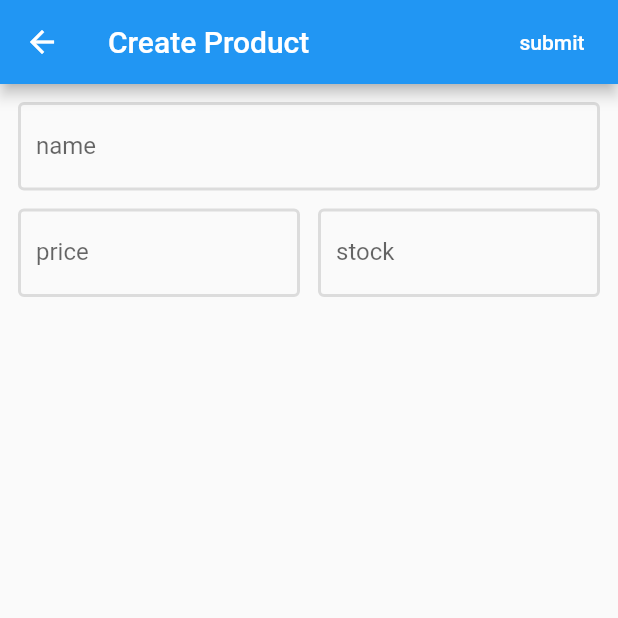
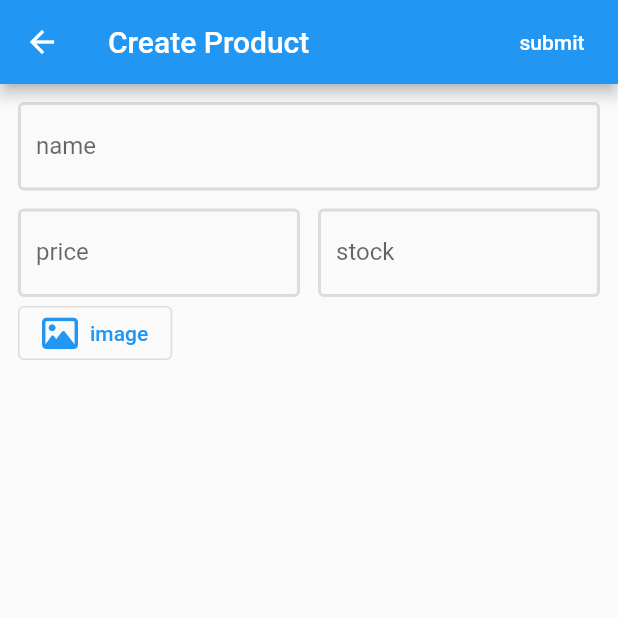
Before and after one commit to AUNG533/My_Stock, a Flutter app: the ManagementPage screen opened by its route, on a phone screen of 412 x 824 dp, the top half of it. Run offline on Flutter 3.47's test engine with Material 2 defaults, Android fonts, the phone set to English and light mode, and no system bars; our stand-ins replace another_flushbar, badges, dio, font_awesome_flutter, shared_preferences; accounts and stored records are empty.

Commit message:
Preview Image

```diff
--- a/lib/src/pages/manament/management_page.dart
+++ b/lib/src/pages/manament/management_page.dart
@@ -2,6 +2,7 @@
 // ignore_for_file: prefer_const_constructors
 import 'package:flutter/material.dart';
 import 'package:mystock/src/models/product.dart';
+import 'package:mystock/src/pages/manament/widgets/product_image.dart';
 
 class ManagementPage extends StatefulWidget {
   const ManagementPage({Key? key}) : super(key: key);
@@ -45,7 +46,8 @@ class _ManagementPageState extends State<ManagementPage> {
                     child: _buildStockInput(),
                   ),
                 ],
-              )
+              ),
+              ProductImage(),
             ],
           ),
         ),
--- /dev/null
+++ b/lib/src/pages/manament/widgets/product_image.dart
@@ -0,0 +1,69 @@
+// ignore_for_file: prefer_function_declarations_over_variables
+
+import 'dart:io';
+
+import 'package:flutter/material.dart';
+import 'package:font_awesome_flutter/font_awesome_flutter.dart';
+
+class ProductImage extends StatefulWidget {
+  const ProductImage({Key? key}) : super(key: key);
+
+  @override
+  State<ProductImage> createState() => _ProductImageState();
+}
+
+class _ProductImageState extends State<ProductImage> {
+  File? _imageFile;
+
+  @override
+  Widget build(BuildContext context) {
+    return SizedBox(
+      width: double.infinity,
+      child: Column(
+        crossAxisAlignment: CrossAxisAlignment.start,
+        children: [
+          _buildPickerImage(),
+          _buildPreviewImage(),
+        ],
+      ),
+    );
+  }
+
+  _buildPickerImage() {
+    return OutlinedButton.icon(
+      onPressed: () {},
+      label: const Text('image'),
+      icon: const FaIcon(FontAwesomeIcons.image),
+    );
+  }
+
+  dynamic _buildPreviewImage() {
+    if (_imageFile == null) {
+      return SizedBox();
+    }
+    final container = (Widget child) => Container(
+          color: Colors.grey[100],
+          margin: const EdgeInsets.only(top: 4),
+          alignment: Alignment.center,
+          height: 350,
+          child: child,
+        );
+    return Stack(
+      children: [
+        container(Image.file(_imageFile!)),
+        _buildDeleteImageButton(),
+      ],
+    );
+  }
+
+  Positioned _buildDeleteImageButton() => Positioned(
+        right: 0,
+        child: IconButton(
+          onPressed: () {},
+          icon: const Icon(
+            Icons.clear,
+            color: Colors.black54,
+          ),
+        ),
+      );
+}
```
